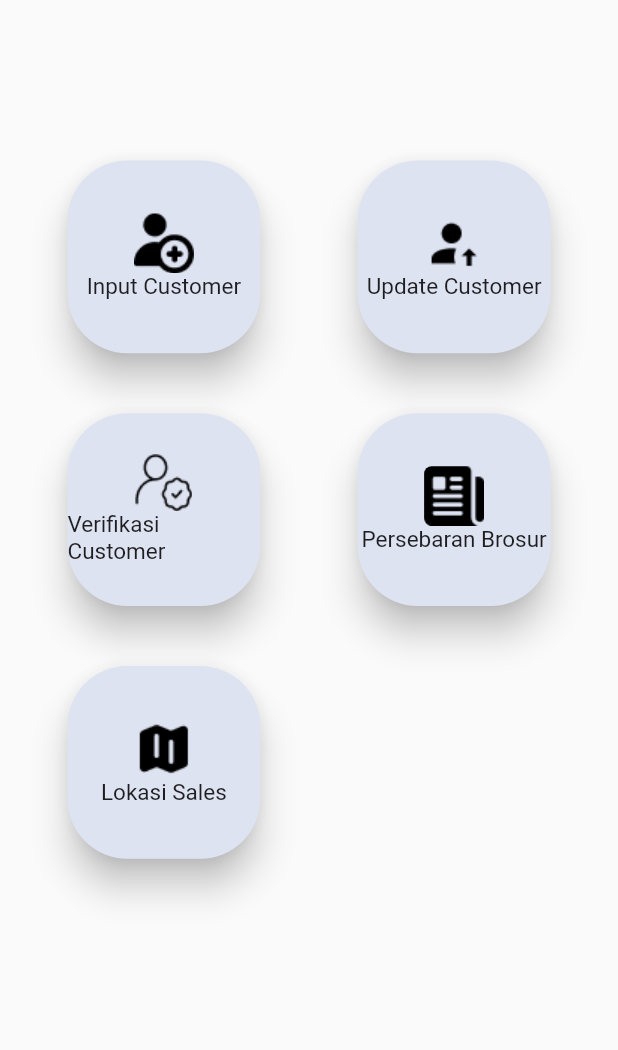
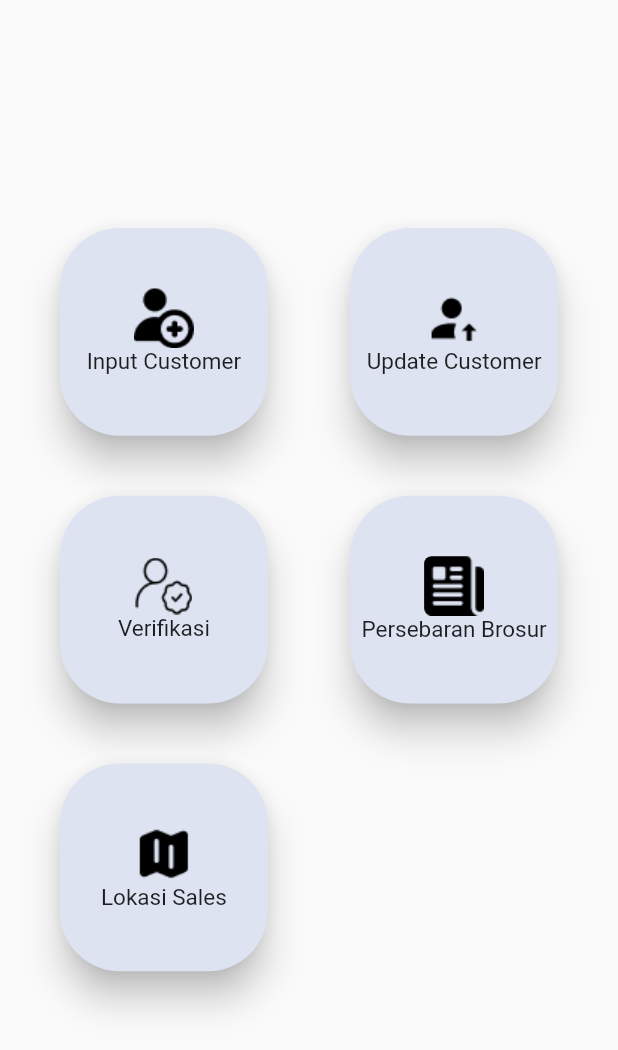
Before and after one commit to RamaNugraha07/latihan_flutter, a Flutter app: the Dashboard screen opened directly, on a phone screen of 412 x 824 dp. Shown: the top 1050 px of the screen. Run offline on Flutter 3.47's test engine with Material 2 defaults, Android fonts, the phone set to English and light mode, and no system bars; our stand-ins replace google_fonts.

Commit message:
Betulin beberapa pada dashboard

```diff
--- a/lib/dashboard.dart
+++ b/lib/dashboard.dart
@@ -14,12 +14,12 @@ class Dashboard extends StatelessWidget {
       // ),
       body: Center(
         child: SizedBox(
-        height: 700, //Atur ketinggian card
+        height: 600, //Atur ketinggian card
 
         child: GridView.count(
-        padding: const EdgeInsets.all(25),
+        padding: const EdgeInsets.all(20),
         crossAxisCount: 2,
-        crossAxisSpacing: 25, // untuk mengatur jarak card horizontal
+        crossAxisSpacing: 15, // untuk mengatur jarak card horizontal
         children: <Widget>[
           Card(
             color: Color(0xFFDEE3F2),
@@ -87,7 +87,7 @@ class Dashboard extends StatelessWidget {
                       ClipRRect(
                         borderRadius: BorderRadius.circular(5.0),
                         child: Image.asset('lib/icons/verif.png')),
-                      Text('Verifikasi Customer', style: TextStyle(fontSize: 15.0),),
+                      Text('Verifikasi', style: TextStyle(fontSize: 15.0),),
 
                     ],
                   ),
```
